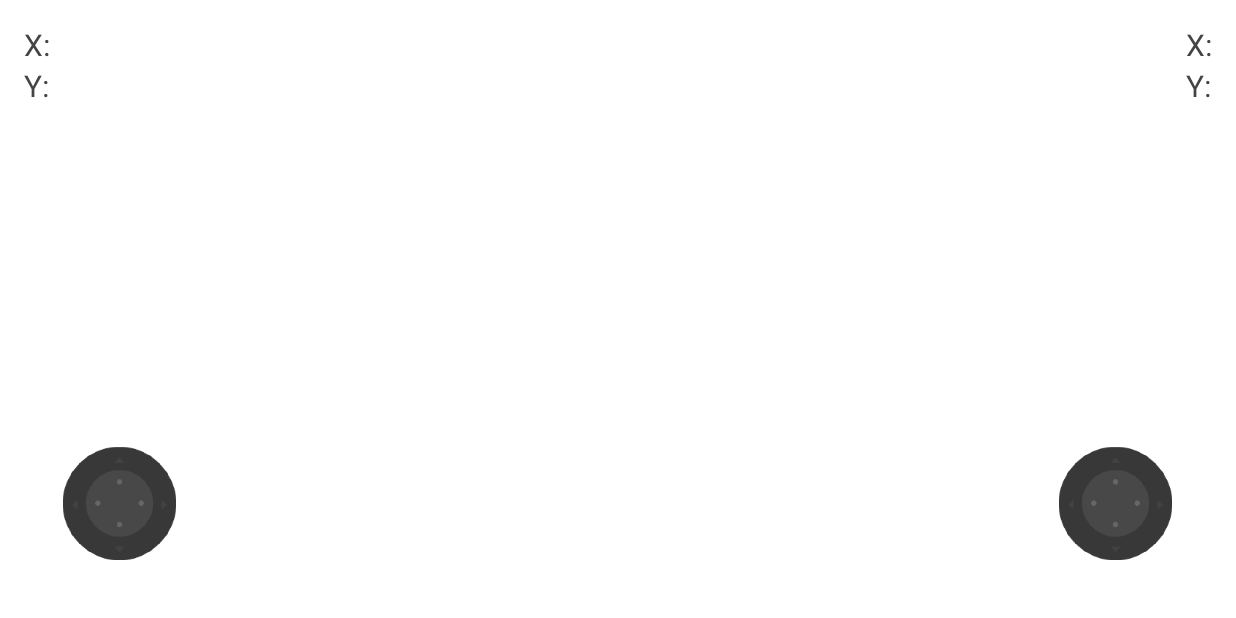
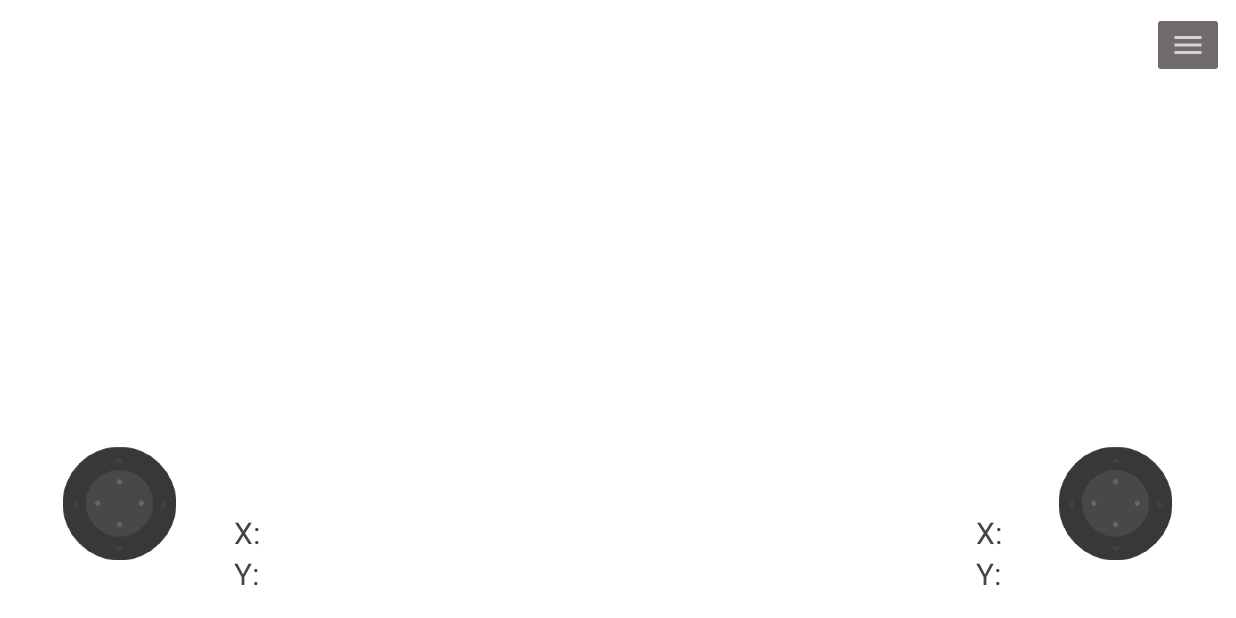
Before and after one commit to senti50/vehicle-control, an Android app: the screen it shows after launch (MainActivity), on a phone screen of 824 x 412 dp (held sideways). Run offline under Robolectric (Android 15) with nearby library versions, the phone set to English and light mode, and no system bars.

Commit message:
added import/export points

```diff
--- /dev/null
+++ b/app/src/main/res/drawable/ic_baseline_menu_24.xml
@@ -0,0 +1,10 @@
+<vector xmlns:android="http://schemas.android.com/apk/res/android"
+    android:width="24dp"
+    android:height="24dp"
+    android:viewportWidth="24"
+    android:viewportHeight="24"
+    android:tint="?attr/colorControlNormal">
+  <path
+      android:fillColor="@android:color/black"
+      android:pathData="M3,18h18v-2L3,16v2zM3,13h18v-2L3,11v2zM3,6v2h18L21,6L3,6z"/>
+</vector>
--- a/app/src/main/res/layout/activity_main.xml
+++ b/app/src/main/res/layout/activity_main.xml
@@ -1,20 +1,22 @@
 <?xml version="1.0" encoding="utf-8"?>
 
 <RelativeLayout xmlns:android="http://schemas.android.com/apk/res/android"
+    xmlns:app="http://schemas.android.com/apk/res-auto"
     xmlns:tools="http://schemas.android.com/tools"
     android:layout_width="match_parent"
     android:layout_height="match_parent"
     android:background="#FFFFFF"
     tools:context=".MainActivity">
+
     <fragment
+        android:id="@+id/map"
+        android:name="com.google.android.gms.maps.SupportMapFragment"
         android:layout_width="match_parent"
         android:layout_height="match_parent"
-        android:id="@+id/map"
-        tools:context=".MapsActivity"
-        android:name="com.google.android.gms.maps.SupportMapFragment" />
+        tools:context=".MapsActivity" />
 
     <com.example.vehiclecontrol.JoyStick
-        android:id="@+id/rockerView1"
+        android:id="@+id/joyStickLeftView"
         android:layout_width="120dp"
         android:layout_height="120dp"
         android:layout_alignParentStart="true"
@@ -23,7 +25,7 @@
         android:layout_marginBottom="16dp" />
 
     <com.example.vehiclecontrol.JoyStick
-        android:id="@+id/rockerView2"
+        android:id="@+id/joyStickRightView"
         android:layout_width="120dp"
         android:layout_height="120dp"
         android:layout_alignParentEnd="true"
@@ -34,8 +36,8 @@
     <LinearLayout
         android:layout_width="wrap_content"
         android:layout_height="wrap_content"
-        android:layout_alignParentStart="true"
-        android:layout_alignParentTop="true"
+        android:layout_toEndOf="@id/joyStickLeftView"
+        android:layout_alignParentBottom="true"
         android:layout_margin="16dp"
         android:orientation="vertical">
 
@@ -59,8 +61,8 @@
     <LinearLayout
         android:layout_width="wrap_content"
         android:layout_height="wrap_content"
-        android:layout_alignParentTop="true"
-        android:layout_alignParentEnd="true"
+        android:layout_toStartOf="@id/joyStickRightView"
+        android:layout_alignParentBottom="true"
         android:layout_margin="16dp"
         android:orientation="vertical">
 
@@ -82,5 +84,18 @@
 
     </LinearLayout>
 
+    <ImageButton
+        android:id="@+id/imageButton"
+        android:layout_width="wrap_content"
+        android:layout_height="wrap_content"
+        android:layout_alignParentEnd="true"
+        android:layout_marginStart="8dp"
+        android:layout_marginTop="8dp"
+        android:layout_marginEnd="8dp"
+        android:layout_marginBottom="8dp"
+        android:backgroundTint="#EB655E5E"
+        android:onClick="showMenu"
+        android:src="@drawable/ic_baseline_menu_24" />
+
 
 </RelativeLayout>
--- /dev/null
+++ b/app/src/main/res/menu/options.xml
@@ -0,0 +1,5 @@
+<?xml version="1.0" encoding="utf-8"?>
+<menu xmlns:android="http://schemas.android.com/apk/res/android">
+<item android:id="@+id/importPoints" android:title="Import" />
+    <item android:id="@+id/exportPoints" android:title="Export"/>
+</menu>
--- a/app/src/main/res/values/styles.xml
+++ b/app/src/main/res/values/styles.xml
@@ -1,6 +1,11 @@
 <resources>
     <!-- Base application theme. -->
     <style name="AppTheme" parent="Theme.AppCompat.NoActionBar">
+        <item name="android:windowNoTitle">true</item>
+        <item name="android:windowActionBar">false</item>
+        <item name="windowNoTitle">true</item>
+        <item name="windowActionBar">false</item>
+        <item name="android:windowFullscreen">true</item>
         <!-- Customize your theme here. -->
         <item name="colorPrimary">@color/colorPrimary</item>
         <item name="colorPrimaryDark">@color/colorPrimaryDark</item>
```
Also changed, not shown: app/src/main/AndroidManifest.xml (+21 -1 lines), app/src/main/java/com/example/vehiclecontrol/MainActivity.java (+129 -5 lines).
